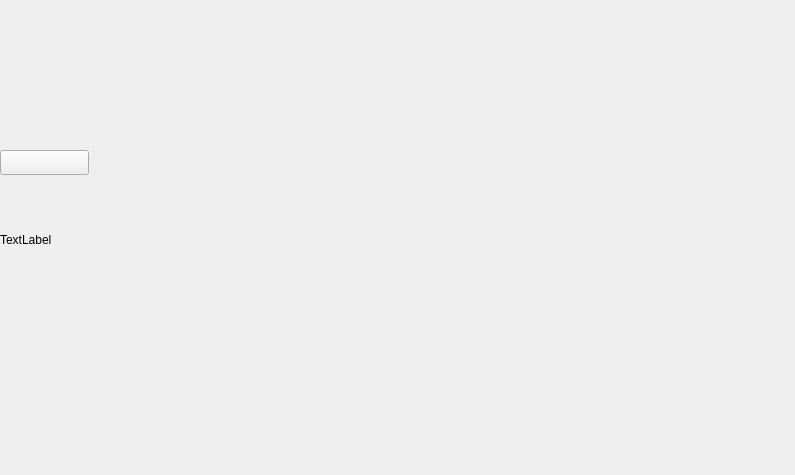
Above: cam-ui-widget/widget.ui from Code0bug/tspi_action_source before the change. Below: the same form after it.
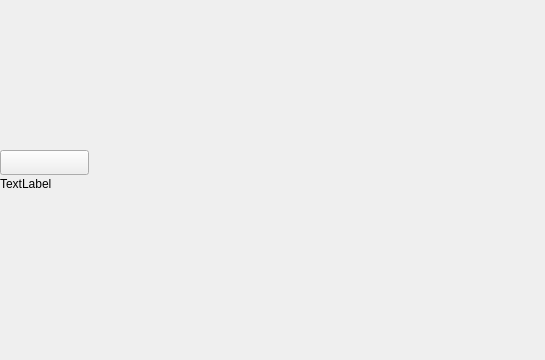
That is the form after the change.

```diff
--- a/cam-ui-widget/widget.ui
+++ b/cam-ui-widget/widget.ui
@@ -6,8 +6,8 @@
    <rect>
     <x>0</x>
     <y>0</y>
-    <width>795</width>
-    <height>475</height>
+    <width>545</width>
+    <height>360</height>
    </rect>
   </property>
   <property name="windowTitle">
@@ -18,8 +18,8 @@
     <rect>
      <x>0</x>
      <y>0</y>
-     <width>801</width>
-     <height>480</height>
+     <width>552</width>
+     <height>368</height>
     </rect>
    </property>
    <widget class="QWidget" name="page0">
@@ -28,8 +28,8 @@
       <rect>
        <x>0</x>
        <y>0</y>
-       <width>900</width>
-       <height>480</height>
+       <width>552</width>
+       <height>368</height>
       </rect>
      </property>
      <property name="text">
```
